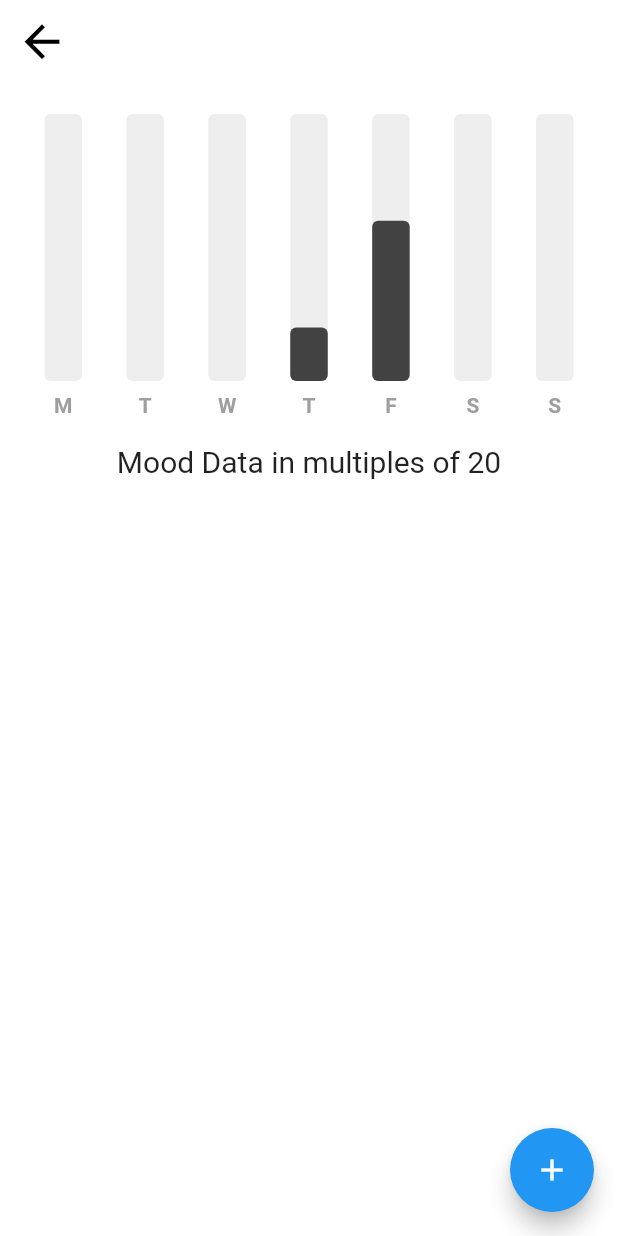
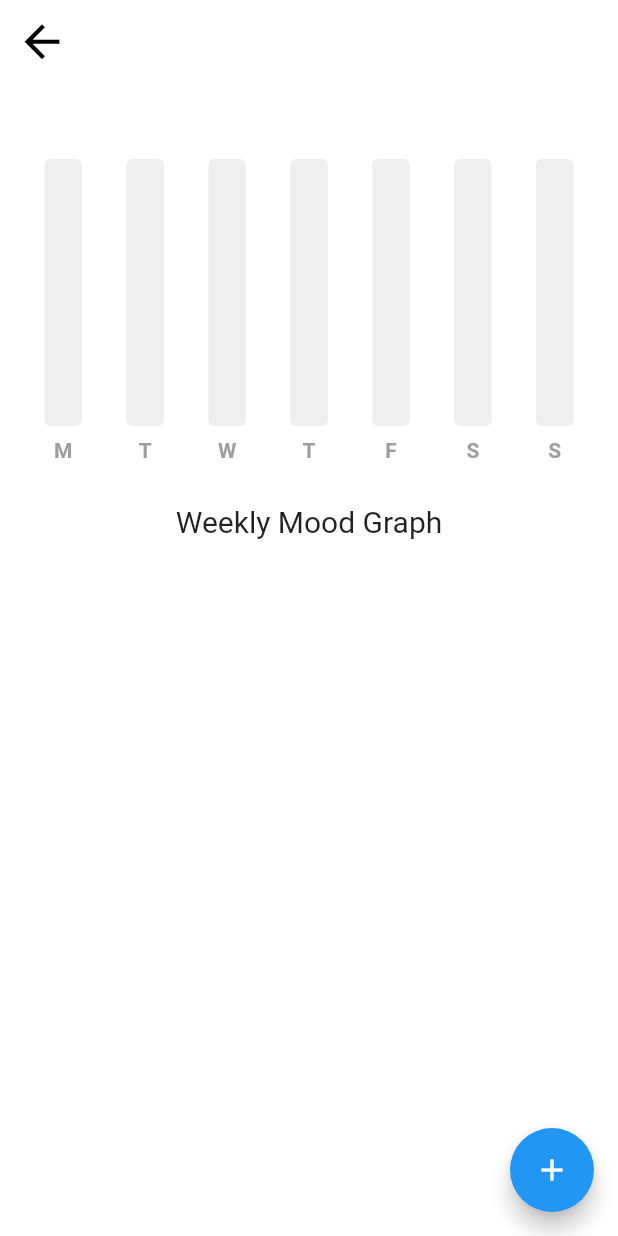
Before and after one commit to brisingr24/Minor_Project, a Flutter app: the Home screen opened directly, after a tap on "Self Care", on a phone screen of 412 x 824 dp. Run offline on Flutter 3.47's test engine with Material 2 defaults, Android fonts, the phone set to English and light mode, and no system bars; drawn by our look-alikes of fl_chart; our stand-ins replace animated_bottom_navigation_bar, cloud_firestore, date_time_picker, firebase_auth, firebase_core, firebase_storage and 8 more; missing offline and left inert: flutter_phone_direct_caller, kommunicate_flutter; accounts and stored records are empty; network calls fail.

Commit message:
Mood Tracker and Hive Implement

```diff
--- a/lib/mains/home.dart
+++ b/lib/mains/home.dart
@@ -59,13 +59,16 @@ class _HomeState extends State<Home> {
         title: const Text(
           "Home",
           style: TextStyle(
-              color: Colors.black, fontFamily: 'Pacifico', fontSize: 25,fontWeight: FontWeight.w600),
+              color: Colors.black,
+              fontFamily: 'Pacifico',
+              fontSize: 25,
+              fontWeight: FontWeight.w600),
         ),
         actions: <Widget>[
           TextButton.icon(
               label: const Text(
                 "Log Out",
-                style: TextStyle(color: Colors.black,fontSize: 16),
+                style: TextStyle(color: Colors.black, fontSize: 16),
               ),
               icon: const Icon(
                 Icons.logout,
@@ -182,18 +185,14 @@ class _HomeState extends State<Home> {
                                   builder: (context) => SelfCare(),
                                 ),
                               );
-                            }
-                            else
-                            if (index == 1) {
+                            } else if (index == 1) {
                               Navigator.push(
                                 context,
                                 MaterialPageRoute(
                                   builder: (context) => Journal(widget.uid),
                                 ),
                               );
-                            }
-                            else
-                            if (index == 2) {
+                            } else if (index == 2) {
                               Navigator.push(
                                 context,
                                 MaterialPageRoute(
@@ -231,8 +230,7 @@ class _HomeState extends State<Home> {
               ),
               Visibility(
                 visible: _ismoodvisible,
-                child: Container(
-                    padding: const EdgeInsets.all(5),
+                child: SizedBox(
                     height: 125,
                     child: ListView(
                       scrollDirection: Axis.horizontal,
--- a/lib/pre_auth/questionnaire.dart
+++ b/lib/pre_auth/questionnaire.dart
@@ -131,7 +131,7 @@ class _QuestionState extends State<Question> {
                             )
                         },
                             child: const Text(
-                              "NEXT",
+                              "SUBMIT",
                               style: TextStyle(
                                 color: Colors.black,
                                 fontSize: 16,
@@ -229,7 +229,7 @@ class _QuestionState extends State<Question> {
                               )
                             },
                             child: const Text(
-                              "NEXT",
+                              "SUBMIT",
                               style: TextStyle(
                                 color: Colors.black,
                                 fontSize: 16,
--- a/lib/widgets/moodSummary.dart
+++ b/lib/widgets/moodSummary.dart
@@ -26,15 +26,13 @@ class MoodSummary extends StatelessWidget {
         height: 200,
         child: MyBarGraph(
           maxY: 100,
-          sunAmount: value.calculateDailyMoodSummary()[sunday] ?? 0,
           monAmount: value.calculateDailyMoodSummary()[monday] ?? 0,
           tueAmount: value.calculateDailyMoodSummary()[tuesday] ?? 0,
           wedAmount: value.calculateDailyMoodSummary()[wednesday] ?? 0,
-          thurAmount: 20,
-          //thurAmount: value.calculateDailyMoodSummary()[thursday] ?? 0,
-          friAmount: 60,
-          //friAmount: value.calculateDailyMoodSummary()[friday] ?? 0,
+          thurAmount: value.calculateDailyMoodSummary()[thursday] ?? 0,
+          friAmount: value.calculateDailyMoodSummary()[friday] ?? 0,
           satAmount: value.calculateDailyMoodSummary()[saturday] ?? 0,
+          sunAmount: value.calculateDailyMoodSummary()[sunday] ?? 0,
         ),
       )
     );
--- a/lib/widgets/moodWidget.dart
+++ b/lib/widgets/moodWidget.dart
@@ -17,10 +17,8 @@ class _MoodWidgetState extends State<MoodWidget> {
           borderRadius: BorderRadius.circular(15),
           color: Colors.white,
         ),
-        width: 80,
+        width: 60,
         margin: const EdgeInsets.all(8),
-        padding: const EdgeInsets.all(16),
-        alignment: Alignment.center,
         child: Column(
           mainAxisAlignment: MainAxisAlignment.center,
           children: [
@@ -29,12 +27,12 @@ class _MoodWidgetState extends State<MoodWidget> {
               backgroundColor: Colors.white,
               child: Image.asset(
                 widget.image,
-                height: 80,
-                width: 90,
+                height: 60,
+                width: 80,
               ),
             )
           ],
-          // children: [Image.asset(widget.image,height:60,fit:BoxFit.contain,)],
+          //children: [Image.asset(widget.image,)],
         ));
   }
 }
--- a/lib/widgets/self_care.dart
+++ b/lib/widgets/self_care.dart
@@ -26,10 +26,19 @@ class _SelfCareState extends State<SelfCare> {
     showDialog(
         context: context,
         builder: (context) => AlertDialog(
-              title: Text('Add new expense'),
+              title: Text('Tap to add Mood!'),
               content: Column(
                 mainAxisSize: MainAxisSize.min,
                 children: [
+                  Row(
+                    children: [
+                      Image.asset("images/1 emoji.png",height: 40,width: 40,),
+                      Image.asset("images/2 emoji.png",height: 40,width: 40,),
+                      Image.asset("images/3 emoji.png",height: 40,width: 40,),
+                      Image.asset("images/4 emoji.png",height: 40,width: 40,),
+                      Image.asset("images/5 emoji.png",height: 40,width: 40,),
+                    ],
+                  ),
                   TextField(
                     controller: newMoodnameController,
                   ),
@@ -87,10 +96,10 @@ class _SelfCareState extends State<SelfCare> {
             iconTheme: const IconThemeData(color: Colors.black, size: 35),
           ),
           body: ListView(children: [
-            SizedBox(height: 20,),
+            SizedBox(height: 50,),
             MoodSummary(startOfWeek: value.startOfWeekDate()),
-            SizedBox(height: 20,),
-            Center(child: const Text('Mood Data in multiples of 20',style: TextStyle(fontSize: 20,color: Colors.black87),)),
+            SizedBox(height: 30,),
+            Center(child: const Text('Weekly Mood Graph',style: TextStyle(fontSize: 20,color: Colors.black87),)),
             ListView.builder(
               shrinkWrap: true,
               physics: const NeverScrollableScrollPhysics(),
```
